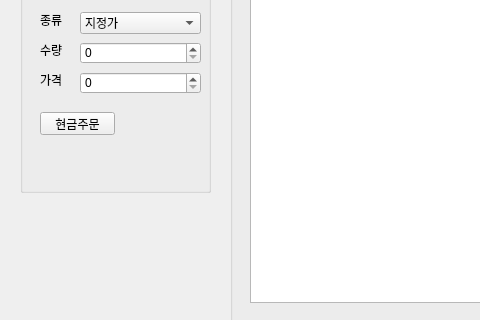
The window that pytrader.ui (jkkim74/PyTrader) describes before a commit, drawn with Qt 5; both pictures show x 0 to 480 and y 178 to 498 of the 900 by 834 pixel window.
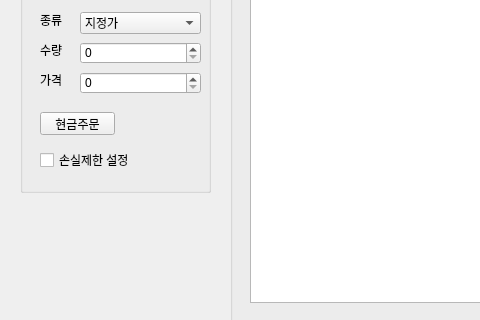
The same window after the commit.

```diff
--- a/pytrader.ui
+++ b/pytrader.ui
@@ -229,6 +229,19 @@
       <string>현금주문</string>
      </property>
     </widget>
+    <widget class="QCheckBox" name="checkBox_3">
+     <property name="geometry">
+      <rect>
+       <x>20</x>
+       <y>310</y>
+       <width>111</width>
+       <height>16</height>
+      </rect>
+     </property>
+     <property name="text">
+      <string>손실제한 설정</string>
+     </property>
+    </widget>
    </widget>
    <widget class="QGroupBox" name="groupBox_2">
     <property name="geometry">
```
